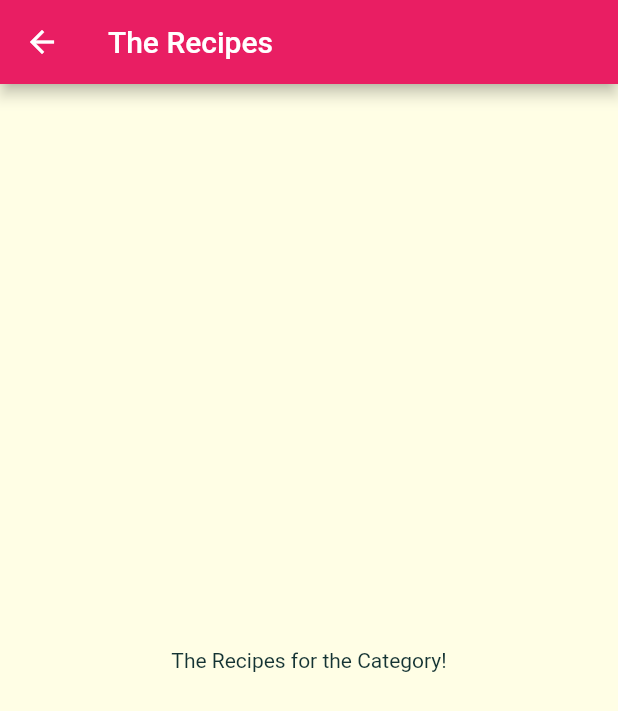
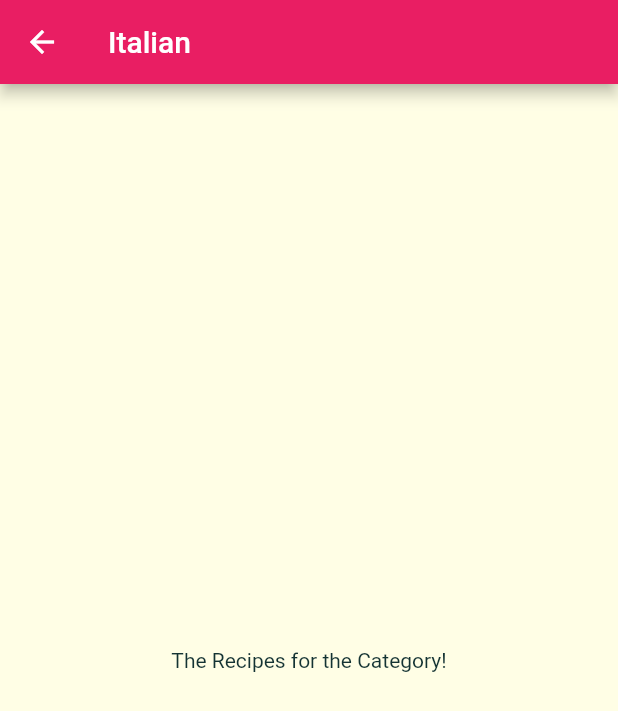
Before and after one commit to GEEPA88/meals-app, a Flutter app: the screen it shows after launch, after a tap on "Italian", on a phone screen of 412 x 824 dp. Shown: the top 711 px of the screen. Run offline on Flutter 3.47's test engine with Material 2 defaults, Android fonts, the phone set to English and light mode, and no system bars; Roboto replaces fonts that are missing (Raleway).

Commit message:
pushing to other screens

```diff
--- a/lib/categories_screen.dart
+++ b/lib/categories_screen.dart
@@ -14,6 +14,7 @@ class CategoriesScreen extends StatelessWidget {
         children: DUMMY_CATEGORIES
             .map(
               (catData) => CategoryItem(
+                catData.id,
                 catData.title,
                 catData.color,
               ),
--- a/lib/category_meals_screen.dart
+++ b/lib/category_meals_screen.dart
@@ -1,12 +1,14 @@
 import 'package:flutter/material.dart';
 
 class CategoryMealsScreen extends StatelessWidget {
-  @override
+  final String categoryId;
+  final String categoryTitle;
+  CategoryMealsScreen(this.categoryId, this.categoryTitle);
   Widget build(BuildContext context) {
     return Scaffold(
       appBar: AppBar(
         title: Text(
-          'The Recipes',
+          categoryTitle,
         ),
       ),
       body: Center(
--- a/lib/catergory_item.dart
+++ b/lib/catergory_item.dart
@@ -1,16 +1,17 @@
 import 'package:flutter/material.dart';
-import 'package:meals_app/category_meals_screen.dart';
+
 import './category_meals_screen.dart';
 
 class CategoryItem extends StatelessWidget {
+  final String id;
   final String title;
   final Color color;
 
-  CategoryItem(this.title, this.color);
+  CategoryItem(this.id, this.title, this.color);
 
   void selectCategory(BuildContext ctx) {
     Navigator.of(ctx).push(MaterialPageRoute(builder: (_) {
-      return CategoryMealsScreen();
+      return CategoryMealsScreen(id, title);
     }));
   }
 
```
